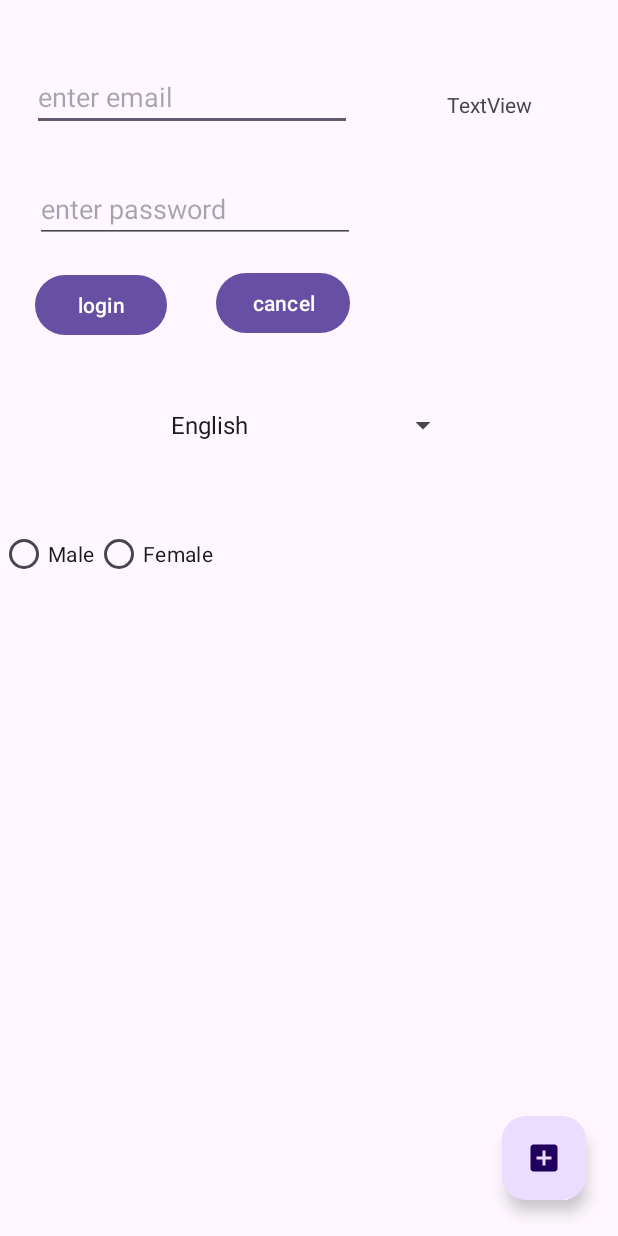
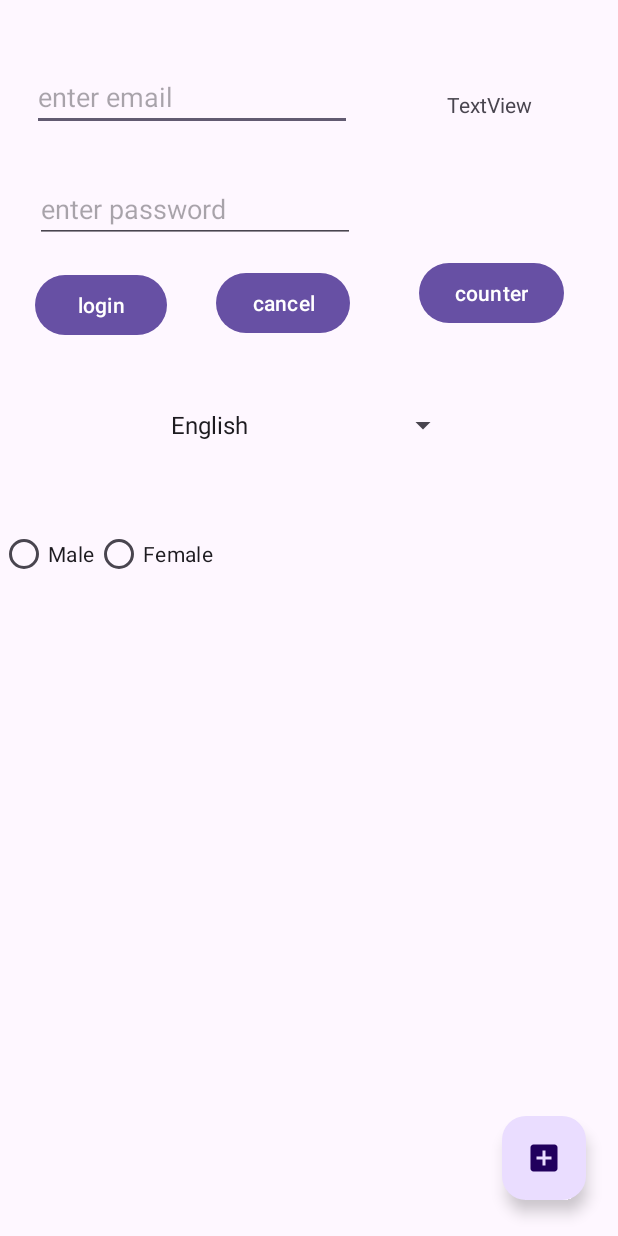
Before and after one commit to abdultanveer/amdocsapp, an Android app: the layout activity_main.xml on its own in the app's theme, with its tools: preview values and no code run, on a phone screen of 412 x 824 dp. Run offline under Robolectric (Android 15) with nearby library versions, the phone set to English and light mode, and no system bars.

```diff
--- a/app/src/main/res/layout/activity_main.xml
+++ b/app/src/main/res/layout/activity_main.xml
@@ -111,4 +111,14 @@
         android:text="TextView"
         app:layout_constraintEnd_toEndOf="parent"
         app:layout_constraintTop_toTopOf="parent" />
+
+    <Button
+        android:id="@+id/btnCounter"
+        android:layout_width="wrap_content"
+        android:layout_height="wrap_content"
+        android:layout_marginTop="9dp"
+        android:layout_marginEnd="36dp"
+        android:text="counter"
+        app:layout_constraintEnd_toEndOf="parent"
+        app:layout_constraintTop_toBottomOf="@+id/etPassword" />
 </androidx.constraintlayout.widget.ConstraintLayout>
```
Also changed, not shown: app/src/main/java/com/example/amdocsapp/MainActivity.kt (+12 -19 lines), app/src/main/java/com/example/amdocsapp/MainViewModel.kt (added, +13 -0 lines).
